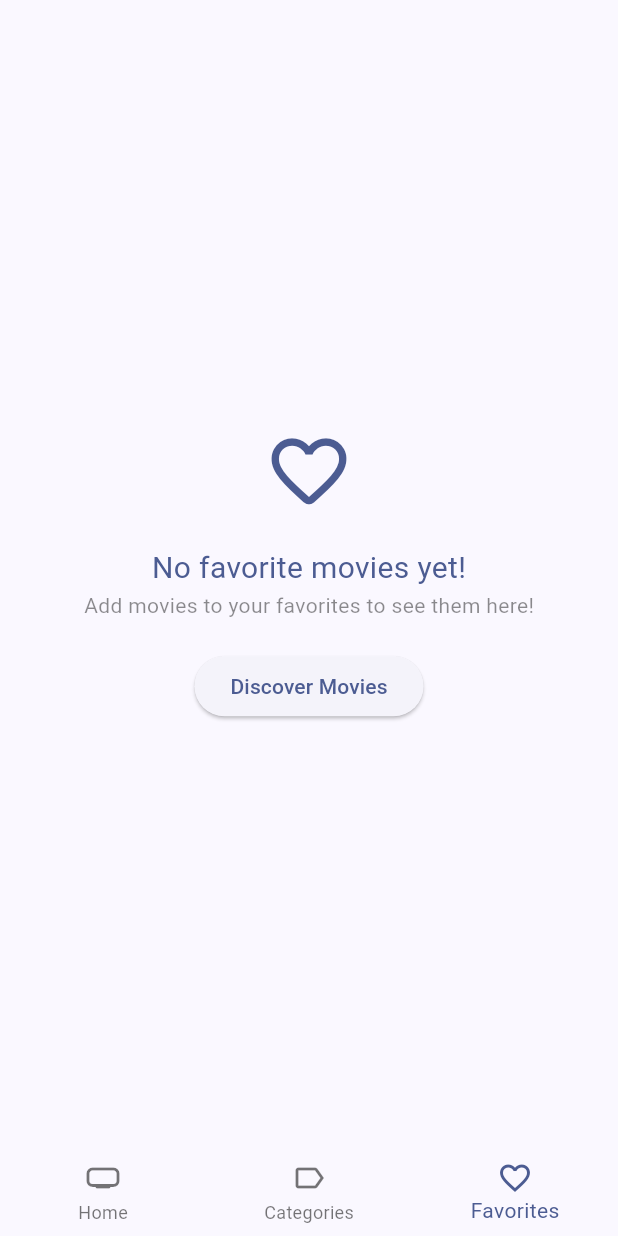
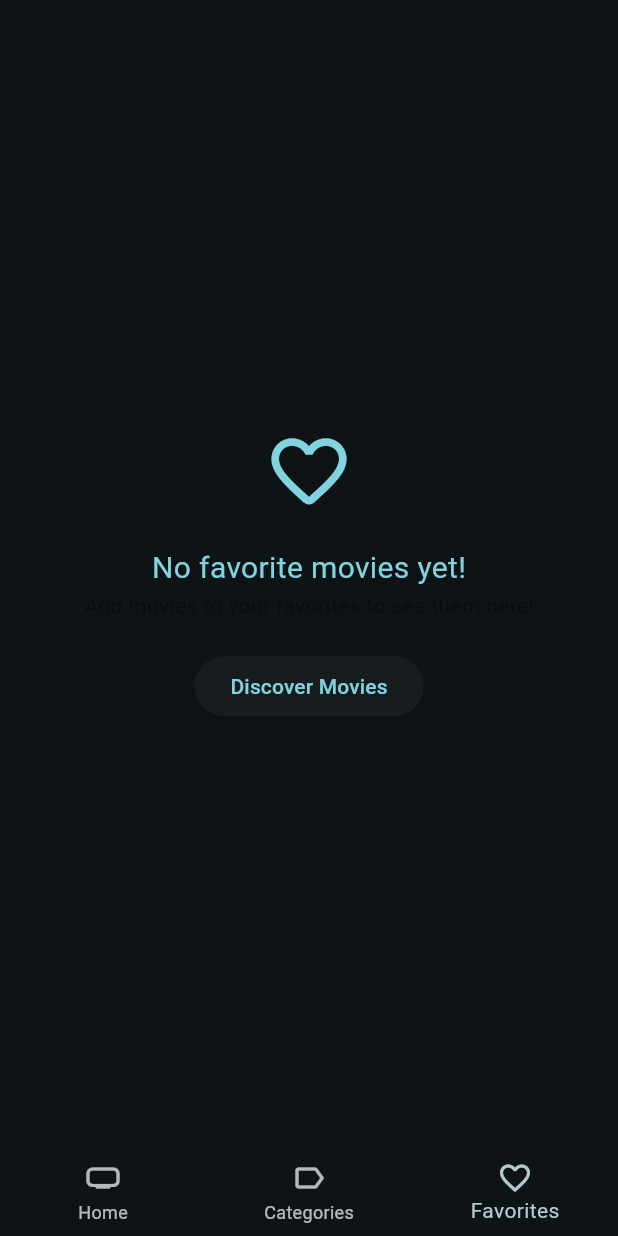
Before and after one commit to IgnacioGibbs/MoviePlex, a Flutter app: the screen it shows after launch, item 3 of the bottom bar chosen, on a phone screen of 412 x 824 dp. Run offline on Flutter 3.47's test engine with Material 3 defaults, Android fonts, the phone set to English and light mode, and no system bars; our stand-ins replace animate_do, card_swiper, dio, flutter_dotenv, flutter_riverpod, go_router and 2 more; accounts and stored records are empty; generated files the repository leaves out were written again; network calls fail.

Commit message:
Fix: update ThemeData

```diff
--- a/lib/config/theme/app_theme.dart
+++ b/lib/config/theme/app_theme.dart
@@ -2,7 +2,7 @@ import 'package:flutter/material.dart';
 
 class AppTheme {
   ThemeData getTheme() => ThemeData(
-        useMaterial3: true,
-        colorSchemeSeed: const Color(0xFF2862F5),
-      );
+      useMaterial3: true,
+      colorSchemeSeed: Colors.white,
+      brightness: Brightness.dark);
 }
```
